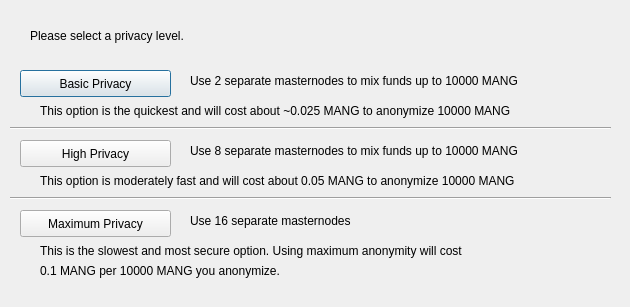
ZsuDev/Mangaka-Core, file src/qt/forms/obfuscationconfig.ui: the form before one commit.
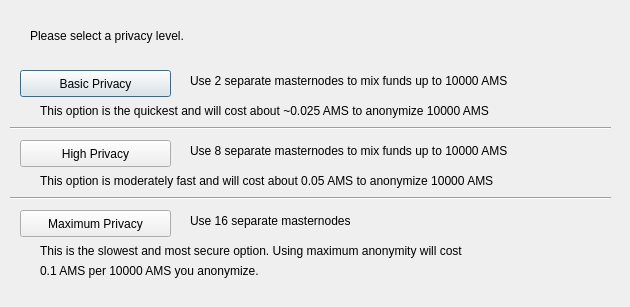
The form after the commit.

What changed in the file:
```diff
--- a/src/qt/forms/obfuscationconfig.ui
+++ b/src/qt/forms/obfuscationconfig.ui
@@ -75,7 +75,7 @@
     </rect>
    </property>
    <property name="text">
-    <string>Use 2 separate masternodes to mix funds up to 10000 MANG</string>
+    <string>Use 2 separate masternodes to mix funds up to 10000 AMS</string>
    </property>
   </widget>
   <widget class="QLabel" name="label_3">
@@ -88,7 +88,7 @@
     </rect>
    </property>
    <property name="text">
-    <string>Use 8 separate masternodes to mix funds up to 10000 MANG</string>
+    <string>Use 8 separate masternodes to mix funds up to 10000 AMS</string>
    </property>
   </widget>
   <widget class="QLabel" name="label_4">
@@ -114,7 +114,7 @@
     </rect>
    </property>
    <property name="text">
-    <string>This option is the quickest and will cost about ~0.025 MANG to anonymize 10000 MANG</string>
+    <string>This option is the quickest and will cost about ~0.025 AMS to anonymize 10000 AMS</string>
    </property>
   </widget>
   <widget class="QLabel" name="label_7">
@@ -127,7 +127,7 @@
     </rect>
    </property>
    <property name="text">
-    <string>This option is moderately fast and will cost about 0.05 MANG to anonymize 10000 MANG</string>
+    <string>This option is moderately fast and will cost about 0.05 AMS to anonymize 10000 AMS</string>
    </property>
   </widget>
   <widget class="QLabel" name="label_8">
@@ -153,7 +153,7 @@
     </rect>
    </property>
    <property name="text">
-    <string>0.1 MANG per 10000 MANG you anonymize.</string>
+    <string>0.1 AMS per 10000 AMS you anonymize.</string>
    </property>
   </widget>
   <widget class="Line" name="line">
```
